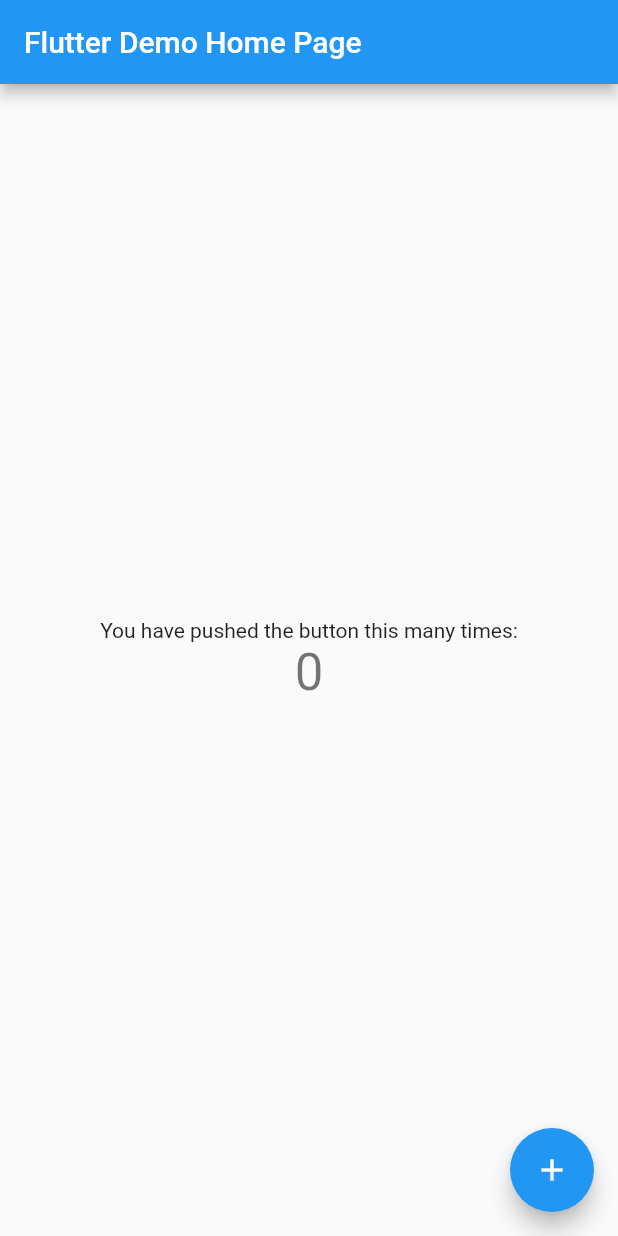
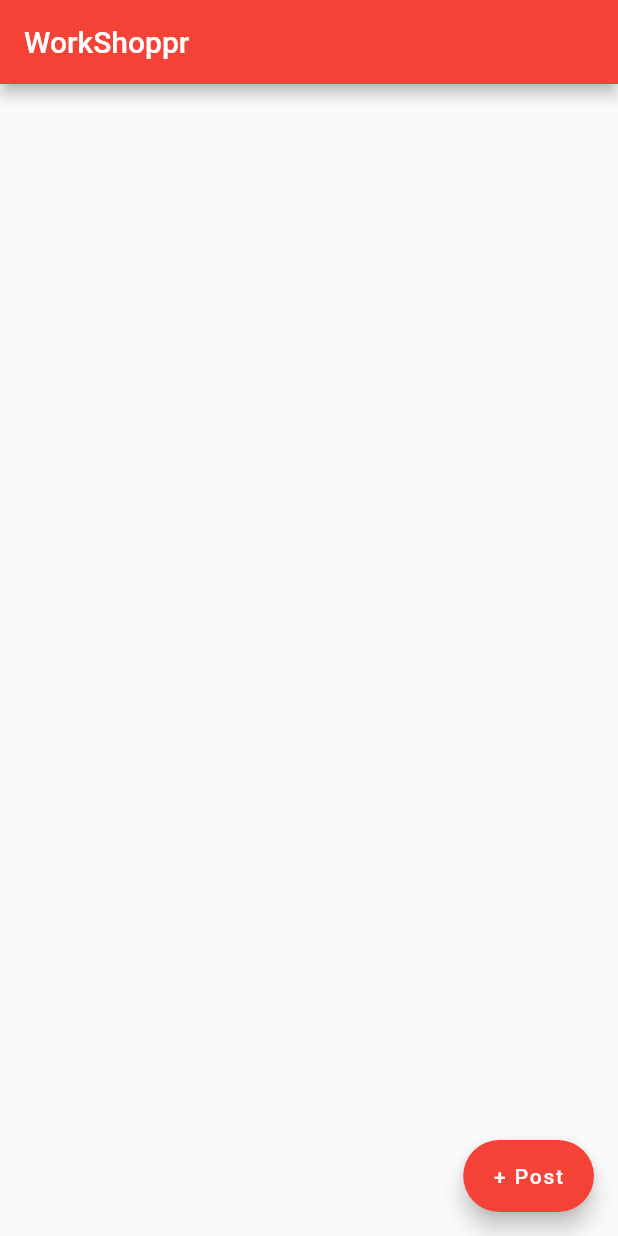
Before and after one commit to MatthewFante/WorkShoppr, a Flutter app: the screen it shows after launch, on a phone screen of 412 x 824 dp. Run offline on Flutter 3.47's test engine with Material 2 defaults, Android fonts, the phone set to English and light mode, and no system bars; our stand-ins replace cloud_firestore, firebase_core; accounts and stored records are empty.

Commit message:
major checkin

```diff
--- /dev/null
+++ b/lib/feed_page.dart
@@ -0,0 +1,57 @@
+import 'package:flutter/material.dart';
+import 'package:workshoppr/new_post_dialog.dart';
+import 'package:workshoppr/post.dart';
+
+class FeedPage extends StatefulWidget {
+  const FeedPage({super.key, required this.title});
+  final String title;
+
+  @override
+  State<FeedPage> createState() => _FeedPageState();
+}
+
+class _FeedPageState extends State<FeedPage> {
+  @override
+  Widget build(BuildContext context) => Scaffold(
+        appBar: AppBar(
+          title: Text('WorkShoppr'),
+        ),
+        body: StreamBuilder<List<Post>>(
+            stream: Post.readPosts(),
+            builder: (context, snapshot) {
+              if (snapshot.hasError) {
+                return Center(child: Text('Error: ${snapshot.error}'));
+              } else if (snapshot.hasData) {
+                final posts = snapshot.data!;
+                return ListView(children: posts.map(buildPost).toList());
+              } else {
+                return Center(child: CircularProgressIndicator());
+              }
+            }),
+        floatingActionButton: FloatingActionButton.extended(
+          label: Text('+ Post'),
+          onPressed: () {
+            showDialog(
+              context: context,
+              builder: (BuildContext context) {
+                return const NewPostDialog();
+              },
+            );
+          },
+        ),
+      );
+}
+
+Widget _getPostImage(String url) {
+  if (url == '') {
+    return Icon(Icons.person);
+  } else {
+    return Image.network(url);
+  }
+}
+
+Widget buildPost(Post post) => ListTile(
+      leading: _getPostImage(post.imageUrl),
+      title: Text(post.content),
+      subtitle: Text(post.dateTime.toString()),
+    );
--- a/lib/main.dart
+++ b/lib/main.dart
@@ -1,6 +1,8 @@
 import 'package:flutter/material.dart';
 import 'package:firebase_core/firebase_core.dart';
 import 'firebase_options.dart';
+
+import 'package:workshoppr/feed_page.dart';
 
 Future<void> main() async {
   WidgetsFlutterBinding.ensureInitialized();
@@ -12,110 +14,14 @@ Future<void> main() async {
 
 class MyApp extends StatelessWidget {
   const MyApp({super.key});
-
-  // This widget is the root of your application.
   @override
   Widget build(BuildContext context) {
     return MaterialApp(
-      title: 'Flutter Demo',
+      title: 'WorkShoppr',
       theme: ThemeData(
-        // This is the theme of your application.
-        //
-        // Try running your application with "flutter run". You'll see the
-        // application has a blue toolbar. Then, without quitting the app, try
-        // changing the primarySwatch below to Colors.green and then invoke
-        // "hot reload" (press "r" in the console where you ran "flutter run",
-        // or simply save your changes to "hot reload" in a Flutter IDE).
-        // Notice that the counter didn't reset back to zero; the application
-        // is not restarted.
-        primarySwatch: Colors.blue,
+        primarySwatch: Colors.red,
       ),
-      home: const MyHomePage(title: 'Flutter Demo Home Page'),
+      home: const FeedPage(title: 'WorkShoppr'),
     );
   }
 }
-
-class MyHomePage extends StatefulWidget {
-  const MyHomePage({super.key, required this.title});
-
-  // This widget is the home page of your application. It is stateful, meaning
-  // that it has a State object (defined below) that contains fields that affect
-  // how it looks.
-
-  // This class is the configuration for the state. It holds the values (in this
-  // case the title) provided by the parent (in this case the App widget) and
-  // used by the build method of the State. Fields in a Widget subclass are
-  // always marked "final".
-
-  final String title;
-
-  @override
-  State<MyHomePage> createState() => _MyHomePageState();
-}
-
-class _MyHomePageState extends State<MyHomePage> {
-  int _counter = 0;
-
-  void _incrementCounter() {
-    setState(() {
-      // This call to setState tells the Flutter framework that something has
-      // changed in this State, which causes it to rerun the build method below
-      // so that the display can reflect the updated values. If we changed
-      // _counter without calling setState(), then the build method would not be
-      // called again, and so nothing would appear to happen.
-      _counter++;
-    });
-  }
-
-  @override
-  Widget build(BuildContext context) {
-    // This method is rerun every time setState is called, for instance as done
-    // by the _incrementCounter method above.
-    //
-    // The Flutter framework has been optimized to make rerunning build methods
-    // fast, so that you can just rebuild anything that needs updating rather
-    // than having to individually change instances of widgets.
-    return Scaffold(
-      appBar: AppBar(
-        // Here we take the value from the MyHomePage object that was created by
-        // the App.build method, and use it to set our appbar title.
-        title: Text(widget.title),
-      ),
-      body: Center(
-        // Center is a layout widget. It takes a single child and positions it
-        // in the middle of the parent.
-        child: Column(
-          // Column is also a layout widget. It takes a list of children and
-          // arranges them vertically. By default, it sizes itself to fit its
-          // children horizontally, and tries to be as tall as its parent.
-          //
-          // Invoke "debug painting" (press "p" in the console, choose the
-          // "Toggle Debug Paint" action from the Flutter Inspector in Android
-          // Studio, or the "Toggle Debug Paint" command in Visual Studio Code)
-          // to see the wireframe for each widget.
-          //
-          // Column has various properties to control how it sizes itself and
-          // how it positions its children. Here we use mainAxisAlignment to
-          // center the children vertically; the main axis here is the vertical
-          // axis because Columns are vertical (the cross axis would be
-          // horizontal).
-          mainAxisAlignment: MainAxisAlignment.center,
-          children: <Widget>[
-            const Text(
-              'You have pushed the button this many times:',
-            ),
-            Text(
-              '$_counter',
-              style: Theme.of(context).textTheme.headlineMedium,
-            ),
-          ],
-        ),
-      ),
-      floatingActionButton: FloatingActionButton(
-        onPressed: _incrementCounter,
-        tooltip: 'Increment',
-        child: const Icon(Icons.add),
-      ), // This trailing comma makes auto-formatting nicer for build methods.
-    );
-  }
-}
--- /dev/null
+++ b/lib/post.dart
@@ -0,0 +1,49 @@
+import 'package:cloud_firestore/cloud_firestore.dart';
+
+class Post {
+  String userId;
+  final String content;
+  final String imageUrl;
+  final String dateTime;
+
+  Post(
+      {this.userId = '',
+      required this.content,
+      required this.imageUrl,
+      required this.dateTime});
+
+  Map<String, dynamic> toJson() => {
+        'userId': userId,
+        'content': content,
+        'imageUrl': imageUrl,
+        'dateTime': dateTime
+      };
+
+  static Post fromJson(Map<String, dynamic> json) => Post(
+        userId: json['userId'],
+        content: json['content'],
+        imageUrl: json['imageUrl'],
+        dateTime: json['dateTime'],
+      );
+
+  static Stream<List<Post>> readPosts() => FirebaseFirestore.instance
+      .collection('posts')
+      .snapshots()
+      .map((snapshot) =>
+          snapshot.docs.map((doc) => Post.fromJson(doc.data())).toList());
+
+  static Future createPost(
+      {required String userId,
+      required String content,
+      required String imageUrl}) async {
+    final docPost = FirebaseFirestore.instance.collection('posts').doc();
+    final post = Post(
+      userId: userId,
+      content: content,
+      imageUrl: imageUrl,
+      dateTime: DateTime.now().toString(),
+    );
+    var json = post.toJson();
+    await docPost.set(json);
+  }
+}
```
Also changed, not shown: lib/new_post_dialog.dart (added, +102 -0 lines), 1 other file.
